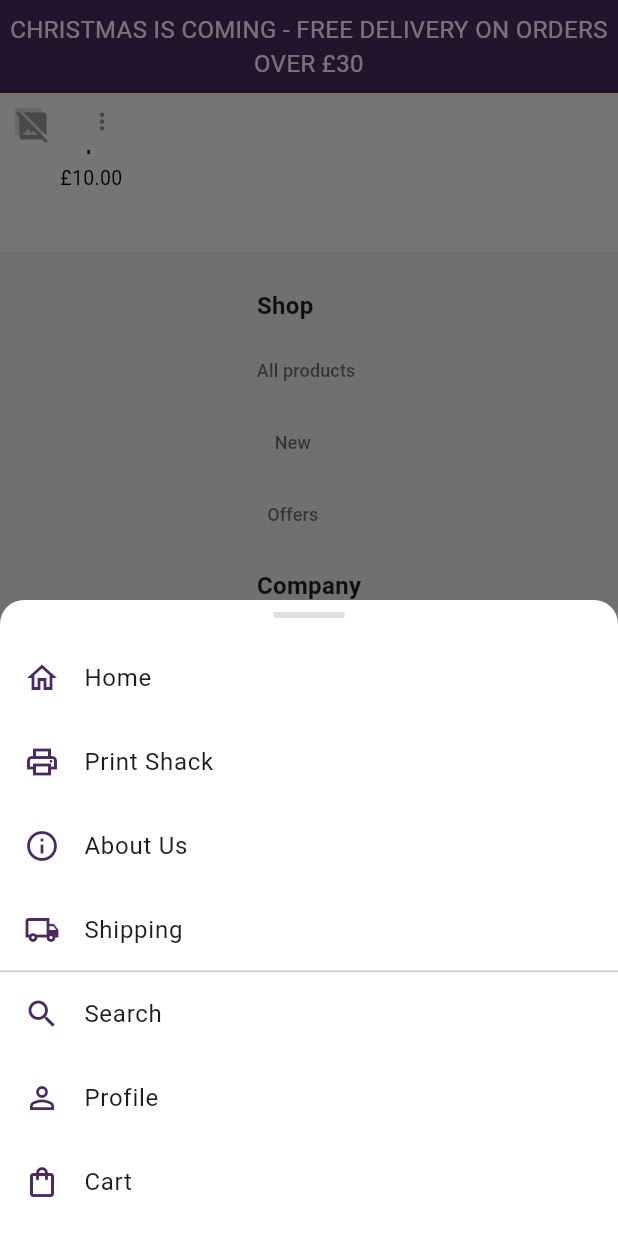
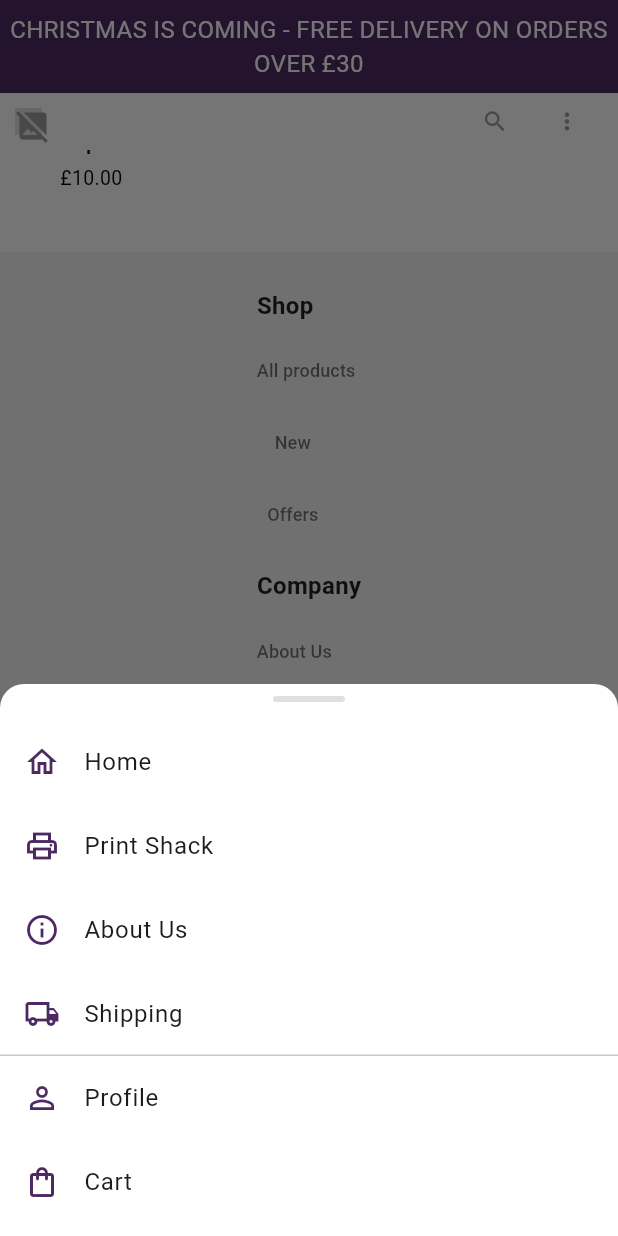
Before and after one commit to Beaujo-sys/Union_Shop, a Flutter app: the screen it shows after launch, scrolled down 1961 dp, after a tap on the "more vert" icon, on a phone screen of 412 x 824 dp. Run offline on Flutter 3.47's test engine with Material 3 defaults, Android fonts, the phone set to English and light mode, and no system bars; our stand-ins replace cloud_firestore, firebase_auth, firebase_core, google_sign_in; accounts and stored records are empty.

Commit message:
Refactor mobile header bar to improve navigation and expose search functionality

```diff
--- a/shop-main/lib/main.dart
+++ b/shop-main/lib/main.dart
@@ -184,6 +184,7 @@ class _HeaderBar extends StatelessWidget {
                         ),
                       ),
                       const SizedBox(width: 16),
+                      if (isMobile) const Spacer(),
                       if (!isMobile)
                         Expanded(
                           child: SingleChildScrollView(
@@ -226,7 +227,16 @@ class _HeaderBar extends StatelessWidget {
                       ConstrainedBox(
                         constraints: const BoxConstraints(maxWidth: 600),
                         child: isMobile
-                            ? IconButton(
+                            ? Row(
+                                mainAxisSize: MainAxisSize.min,
+                                children: [
+                                  IconButton(
+                                    icon: const Icon(Icons.search, size: 18, color: Colors.grey),
+                                    padding: const EdgeInsets.all(8),
+                                    constraints: const BoxConstraints(minWidth: 32, minHeight: 32),
+                                    onPressed: () => openSearch(),
+                                  ),
+                                  IconButton(
                                     icon: const Icon(Icons.more_vert, size: 18, color: Colors.grey),
                                     onPressed: () {
                                       showModalBottomSheet(
@@ -267,7 +277,7 @@ class _HeaderBar extends StatelessWidget {
                                                 item('About Us', Icons.info_outline, () => push('/about')),
                                                 item('Shipping', Icons.local_shipping_outlined, () => push('/shipping')),
                                                 const Divider(height: 0),
-                                            item('Search', Icons.search, () => openSearch()),
+                                                // Search now exposed as icon; remove from menu
                                                 item('Profile', Icons.person_outline, () => push('/login')),
                                                 item('Cart', Icons.shopping_bag_outlined, () => push('/cart')),
                                                 const SizedBox(height: 8),
@@ -277,6 +287,8 @@ class _HeaderBar extends StatelessWidget {
                                         },
                                       );
                                     },
+                                  ),
+                                ],
                               )
                             : Row(
                                 mainAxisSize: MainAxisSize.min,
```
Lines whose indentation alone changed are shown as unchanged.
